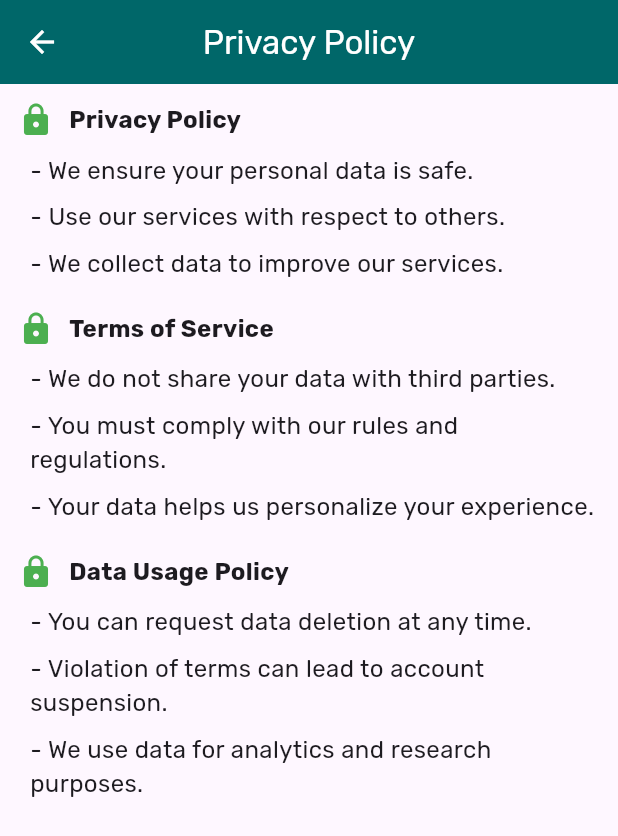
After one commit to VishalSorani1/bowl_speed, a Flutter app: the PrivacyPolicy screen opened directly, on a phone screen of 412 x 824 dp. The commit adds this screen. Shown: the top 836 px of the screen. Run offline on Flutter 3.47's test engine with Material 3 defaults, Android fonts, the phone set to English and light mode, and no system bars; our stand-ins replace get, google_fonts, share_plus, sqflite; accounts and stored records are empty.

Commit message:
menu features complete need to change content only

```diff
--- a/lib/main.dart
+++ b/lib/main.dart
@@ -5,12 +5,15 @@ import 'package:flutter/material.dart';
 import 'package:get/get.dart';
 
 import 'services/controllers/manual_calc_controller.dart';
+import 'services/controllers/menu_feature_controller.dart';
 import 'utils/db_helper.dart';
 
 void main() async {
   WidgetsFlutterBinding.ensureInitialized();
   await DatabaseHelper.instance.database; // Ensure database is initialized
+  Get.put<MenuFeatureController>(MenuFeatureController());
   Get.put<ManualCalculatorController>(ManualCalculatorController());
+
   runApp(const MyApp());
 }
 
--- /dev/null
+++ b/lib/services/controllers/menu_feature_controller.dart
@@ -0,0 +1,45 @@
+// ignore_for_file: prefer_const_constructors
+
+import 'dart:developer';
+import 'dart:io';
+import 'package:url_launcher/url_launcher.dart';
+import 'package:share_plus/share_plus.dart';
+import 'package:get/get.dart';
+
+import '../../widgets/privacy_policy.dart';
+
+class MenuFeatureController extends GetxController {
+  String playStore =
+      "https://play.google.com/store/apps/details?id=your_app_id";
+  String appStore = "your_app_id";
+  String message =
+      "🎳 Measure your bowling speed and convert units effortlessly with our user-friendly app! Perfect for bowlers of all levels. 🚀📲";
+  String url = "";
+
+  void rateUs() async {
+    log("rate us");
+    url = onAndroid();
+    Uri uri = Uri.parse(url);
+    if (!await launchUrl(uri)) {
+      Get.snackbar("Error", "Network Error");
+    }
+  }
+
+  void shareApp(String data) {
+    log("share app");
+    url = onAndroid();
+    Share.share("$message\n App Link: $url");
+  }
+
+  void openPrivacyPolicy() {
+    Get.to(() => PrivacyPolicy());
+  }
+
+  String onAndroid() {
+    if (Platform.isAndroid) {
+      return playStore;
+    } else {
+      return appStore;
+    }
+  }
+}
--- /dev/null
+++ b/lib/widgets/privacy_policy.dart
@@ -0,0 +1,120 @@
+// ignore_for_file: prefer_const_constructors, non_constant_identifier_names
+
+import 'package:flutter/material.dart';
+import 'package:google_fonts/google_fonts.dart';
+import 'package:get/get.dart';
+
+class PrivacyPolicy extends StatelessWidget {
+  const PrivacyPolicy({super.key});
+
+  @override
+  Widget build(BuildContext context) {
+    return Scaffold(
+      appBar: AppBar(
+        leading: IconButton(
+            onPressed: () => Get.back(),
+            icon: Icon(
+              Icons.arrow_back,
+              color: Colors.white,
+            )),
+        title: Text(
+          'Privacy Policy',
+          style: GoogleFonts.rubik(color: Colors.white, fontSize: 22),
+        ),
+        centerTitle: true,
+        backgroundColor: Color(0xff006769),
+      ),
+      body: Padding(
+        padding: const EdgeInsets.all(12.0),
+        child: ListView.builder(
+          itemCount: permissionNames.length,
+          itemBuilder: (context, index) {
+            return Padding(
+              padding: const EdgeInsets.only(bottom: 16.0),
+              child: Column(
+                crossAxisAlignment: CrossAxisAlignment.start,
+                children: [
+                  CustomPermissionHeading(permissionNames[index]),
+                  SizedBox(height: 6),
+                  CustomPermissionDescription(
+                      permissions[permissionNames[index]] ?? []),
+                ],
+              ),
+            );
+          },
+        ),
+      ),
+    );
+  }
+
+  Widget CustomPermissionHeading(String PermissionName) {
+    return Row(
+      mainAxisAlignment: MainAxisAlignment.start,
+      mainAxisSize: MainAxisSize.max,
+      children: [
+        Icon(
+          Icons.lock,
+          color: Colors.green,
+        ),
+        SizedBox(width: 10),
+        Text(
+          PermissionName,
+          style: GoogleFonts.rubik(fontSize: 16, fontWeight: FontWeight.bold),
+        ),
+      ],
+    );
+  }
+
+  // W
+  Widget CustomPermissionDescription(List<String> permissionDescription) {
+    return Column(
+      crossAxisAlignment: CrossAxisAlignment.start,
+      children: permissionDescription.map((description) {
+        return Padding(
+          padding: const EdgeInsets.symmetric(vertical: 4.0),
+          child: Row(
+            children: [
+              SizedBox(width: 8),
+              Expanded(
+                child: Text(
+                  '- $description',
+                  style: GoogleFonts.rubik(
+                      fontSize: 16, fontWeight: FontWeight.normal),
+                ),
+              ),
+            ],
+          ),
+        );
+      }).toList(),
+    );
+  }
+}
+
+List<String> permissionNames = [
+  "Privacy Policy",
+  "Terms of Service",
+  "Data Usage Policy"
+];
+
+List<String> permissionDescriptions1 = [
+  "We ensure your personal data is safe.",
+  "Use our services with respect to others.",
+  "We collect data to improve our services."
+];
+
+List<String> permissionDescriptions2 = [
+  "We do not share your data with third parties.",
+  "You must comply with our rules and regulations.",
+  "Your data helps us personalize your experience."
+];
+
+List<String> permissionDescriptions3 = [
+  "You can request data deletion at any time.",
+  "Violation of terms can lead to account suspension.",
+  "We use data for analytics and research purposes."
+];
+Map<String, List<String>> permissions = {
+  permissionNames[0]: permissionDescriptions1,
+  permissionNames[1]: permissionDescriptions2,
+  permissionNames[2]: permissionDescriptions3
+};
--- a/pubspec.yaml
+++ b/pubspec.yaml
@@ -41,6 +41,8 @@ dependencies:
   google_fonts: ^6.2.1
   sqflite: ^2.3.3+1
   path :
+  share_plus: ^9.0.0
+  url_launcher: ^6.3.0
 
 dev_dependencies:
   flutter_test:
```
Also changed, not shown: lib/Pages/manual calculator/manual_calculator_screen.dart (+2 -6 lines), lib/widgets/custom_menu_features.dart (added, +44 -0 lines), pubspec.lock, 6 other files.
